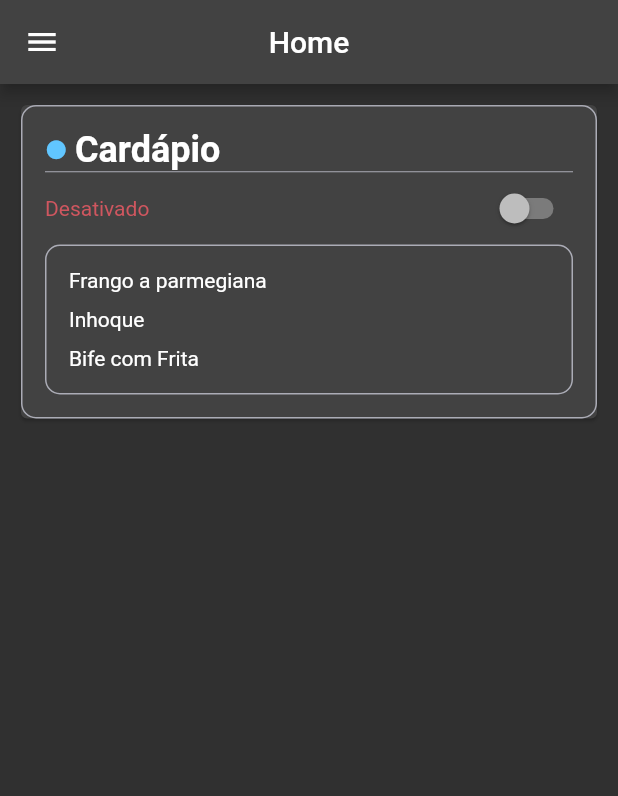
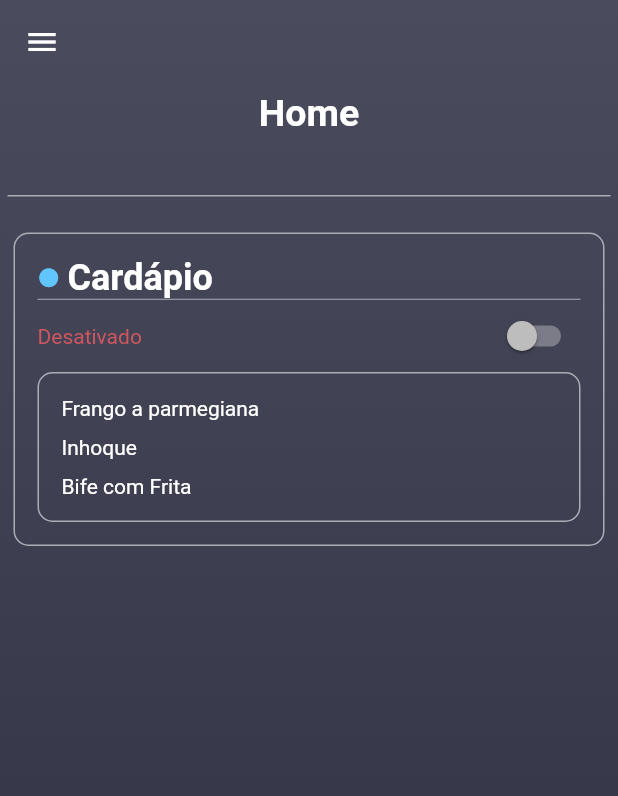
Before and after one commit to deartis/demo_adm_restaurante, a Flutter app: the screen it shows after launch, on a phone screen of 412 x 824 dp. Shown: the top 796 px of the screen. Run offline on Flutter 3.47's test engine with Material 2 defaults, Android fonts, the phone set to English and light mode, and no system bars.

Commit message:
Criação da Hearder

```diff
--- a/lib/page/home.dart
+++ b/lib/page/home.dart
@@ -2,8 +2,10 @@
 import 'dart:ui';
 
 import 'package:demo_adm_restaurante/theme/cores.dart';
+import '../theme/gradient.dart';
 import 'package:flutter/material.dart';
 import '../widget/drawer.dart';
+import '../widget/header_title.dart';
 
 class Home extends StatefulWidget {
   const Home({Key? key}) : super(key: key);
@@ -37,6 +39,8 @@ class _HomeState extends State<Home> {
     switch (tela) {
       case 'tela2':
         return Card(
+          elevation: 0,
+          color: Colors.transparent,
           child: Container(
             decoration: BoxDecoration(
                 borderRadius: BorderRadius.circular(10),
@@ -136,6 +140,8 @@ class _HomeState extends State<Home> {
 
       default:
         return Card(
+            elevation: 0,
+            color: Colors.transparent,
             child: Container(
               padding: const EdgeInsets.all(10),
               child: Column(
@@ -148,8 +154,8 @@ class _HomeState extends State<Home> {
                         const Text(
                           'Não há cardápio publicado ainda.',
                           textAlign: TextAlign.center,
-                      style:
-                          TextStyle(fontSize: 24, fontWeight: FontWeight.bold),
+                          style: TextStyle(
+                              fontSize: 24, fontWeight: FontWeight.bold),
                         ),
                         const Padding(
                           padding: EdgeInsets.only(top: 10),
@@ -161,8 +167,8 @@ class _HomeState extends State<Home> {
                         Padding(
                           padding: const EdgeInsets.only(top: 20),
                           child: TextButton(
-                          style:
-                              TextButton.styleFrom(backgroundColor: Cores.cor6),
+                              style: TextButton.styleFrom(
+                                  backgroundColor: Cores.cor6),
                               onPressed: () =>
                                   Navigator.pushNamed(context, '/cardapio'),
                               child: const Text(
@@ -183,18 +189,27 @@ class _HomeState extends State<Home> {
 
   @override
   Widget build(BuildContext context) {
-    return Scaffold(
+    return Container(
+      decoration: BoxDecoration(
+        gradient: Gradiente.bkgGradiente(),
+      ),
+      child: Scaffold(
+        backgroundColor: Colors.transparent,
         drawer: MenuLateral.menuL,
         appBar: AppBar(
-        title: const Text("Home"),
-        centerTitle: true,
+          backgroundColor: Colors.transparent,
+          elevation: 0,
         ),
         body: SafeArea(
           child: SingleChildScrollView(
             child: Container(
-            padding: const EdgeInsets.all(10),
+              padding: const EdgeInsets.all(5),
               child: Column(
-              children: [_telas('tela2')],
+                children: [
+                  HeaderTitle.headerTitle("Home"),
+                  _telas('tela2'),
+                ],
+              ),
             ),
           ),
         ),
--- /dev/null
+++ b/lib/theme/gradient.dart
@@ -0,0 +1,15 @@
+import 'package:flutter/material.dart';
+import './cores.dart';
+
+class Gradiente {
+  static bkgGradiente() {
+    return const LinearGradient(
+      begin: Alignment.topCenter,
+      end: Alignment.bottomCenter,
+      colors: [
+        Cores.cor2,
+        Cores.cor1,
+      ],
+    );
+  }
+}
--- /dev/null
+++ b/lib/widget/header_title.dart
@@ -0,0 +1,28 @@
+import 'package:flutter/material.dart';
+import '../theme/cores.dart';
+
+class HeaderTitle {
+  static headerTitle(String titulo) {
+    return Container(
+      margin: const EdgeInsets.only(bottom: 20),
+      decoration: const BoxDecoration(
+        border: Border(
+          bottom: BorderSide(width: 1, color: Cores.cor4),
+        ),
+      ),
+      child: Row(
+        mainAxisAlignment: MainAxisAlignment.center,
+        children: [
+          Padding(
+            padding: const EdgeInsets.only(bottom: 40),
+            child: Text(
+              titulo,
+              textAlign: TextAlign.center,
+              style: const TextStyle(fontSize: 25, fontWeight: FontWeight.bold),
+            ),
+          ),
+        ],
+      ),
+    );
+  }
+}
```
Lines whose indentation alone changed are shown as unchanged.
